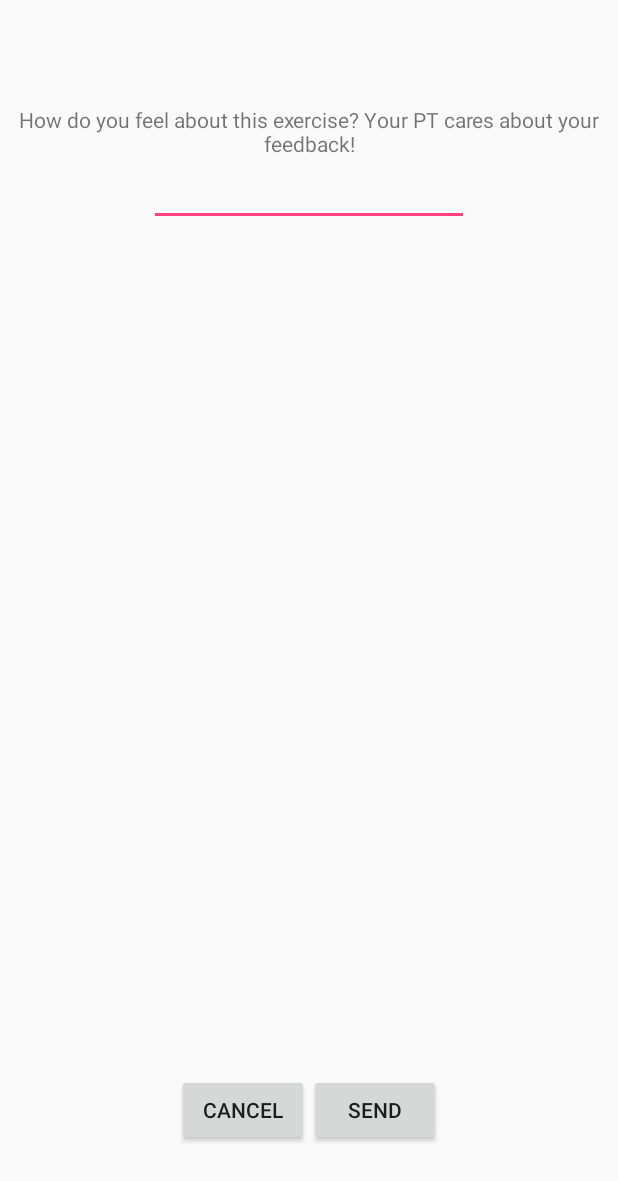
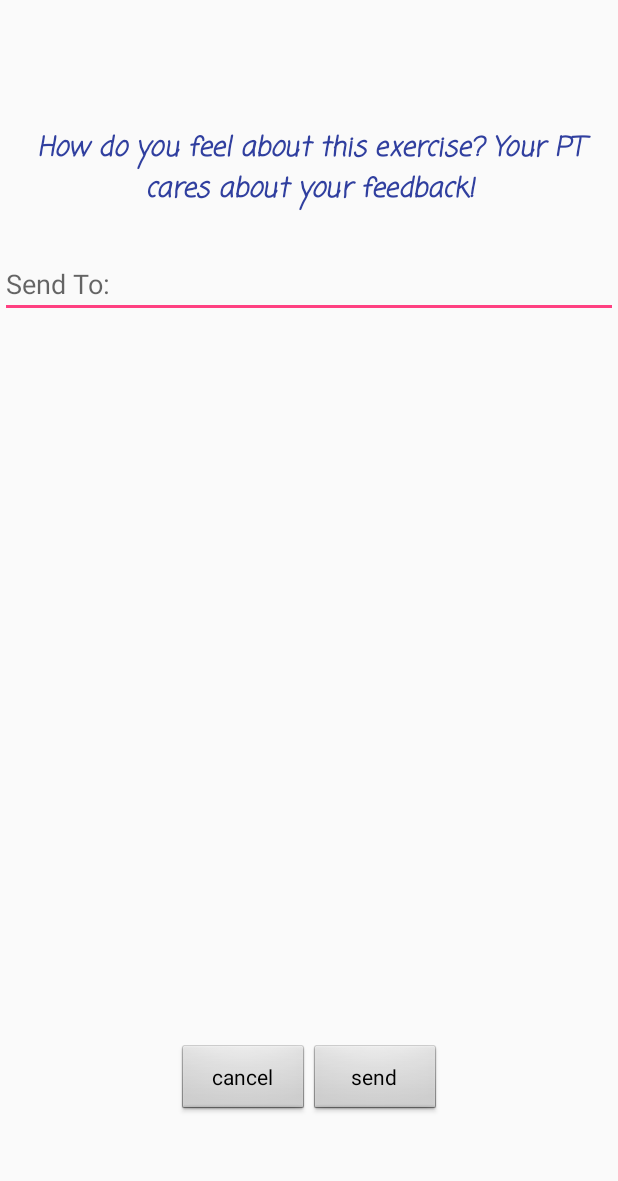
Before and after one commit to AmberWangjie/Tiba-Health-App-for-Android, an Android app: the fragment EmailFragment shown on its own in the app's theme, on a phone screen of 412 x 824 dp. Shown: the top 1181 px of the screen. Run offline under Robolectric (Android 15) with nearby library versions, the phone set to English and light mode, and no system bars.

Commit message:
email layout modification

```diff
--- a/BottomNavigationBar/app/src/main/java/com/example/zhanghaochong/bottomnavigationbar/EmailFragment.java
+++ b/BottomNavigationBar/app/src/main/java/com/example/zhanghaochong/bottomnavigationbar/EmailFragment.java
@@ -48,7 +48,7 @@ public class EmailFragment extends Fragment {
         cancelButton = (Button) v.findViewById(R.id.cancelButton);
         sendButton = (Button) v.findViewById(R.id.sendButton);
         //emailAddress = (EditText) v.findViewById(R.id.email_addr);
-        emailContent = (EditText) v.findViewById(R.id.email_content);
+        emailContent = (EditText) v.findViewById(R.id.email_address);
 
     }
 
--- a/BottomNavigationBar/app/src/main/res/layout/email.xml
+++ b/BottomNavigationBar/app/src/main/res/layout/email.xml
@@ -12,7 +12,7 @@
         android:orientation="horizontal"
         android:layout_width="wrap_content"
         android:layout_height="wrap_content"
-        android:layout_marginBottom="60dp"
+        android:layout_marginBottom="80dp"
         android:layout_alignParentBottom="true"
         android:layout_centerHorizontal="true"
         android:id="@+id/linearLayout">
@@ -21,19 +21,21 @@
             android:text="@string/cancbtn"
             android:layout_width="wrap_content"
             android:layout_height="wrap_content"
-            android:layout_marginLeft="15dp"
+            android:layout_marginLeft="10dp"
             android:layout_marginStart="10dp"
             android:id="@+id/cancelButton"
-            android:layout_weight="5" />
+            android:layout_weight="10"
+            style="@android:style/Widget.Button" />
 
         <Button
             android:text="@string/sendbtn"
             android:layout_width="wrap_content"
             android:layout_height="wrap_content"
-            android:layout_marginRight="15dp"
+            android:layout_marginRight="10dp"
             android:layout_marginEnd="10dp"
             android:id="@+id/sendButton"
-            android:layout_weight="5" />
+            android:layout_weight="10"
+            style="@android:style/Widget.Button" />
     </LinearLayout>
 
     <LinearLayout
@@ -50,6 +52,19 @@
 
     </LinearLayout>
 
+    <EditText
+        android:layout_width="match_parent"
+        android:layout_height="wrap_content"
+        android:inputType="textMultiLine"
+        android:gravity="fill_horizontal"
+        android:ems="10"
+        android:id="@+id/email_address"
+        android:layout_weight="1"
+        android:hint="Send To:"
+        android:layout_below="@+id/sendTo"
+        android:layout_centerHorizontal="true"
+        android:layout_marginTop="26dp" />
+
     <TextView
         android:id="@+id/sendTo"
         android:layout_width="wrap_content"
@@ -60,21 +75,16 @@
         app:layout_constraintLeft_toLeftOf="parent"
         app:layout_constraintRight_toRightOf="parent"
         tools:layout_editor_absoluteY="16dp"
-        android:layout_marginTop="70dp"
+        android:layout_marginTop="85dp"
+        android:textAppearance="@style/BB_BottomBarItem_Fixed.Title"
+        android:textSize="18sp"
+        android:fontFamily="casual"
+        android:textStyle="normal|bold|italic"
+        android:textColorLink="@color/colorPrimary"
+        android:layout_below="@+id/linearLayout2"
         android:layout_alignParentLeft="true"
-        android:layout_alignParentStart="true" />
-
-    <EditText
-        android:layout_width="wrap_content"
-        android:layout_height="wrap_content"
-        android:inputType="textMultiLine"
-        android:gravity="fill_horizontal"
-        android:ems="10"
-        android:id="@+id/email_content"
-        android:layout_weight="1"
-        android:layout_below="@+id/sendTo"
-        android:layout_centerHorizontal="true" />
-
+        android:layout_alignParentStart="true"
+        android:textColor="@color/colorPrimaryDark" />
 
 
 </android.widget.RelativeLayout>
```
